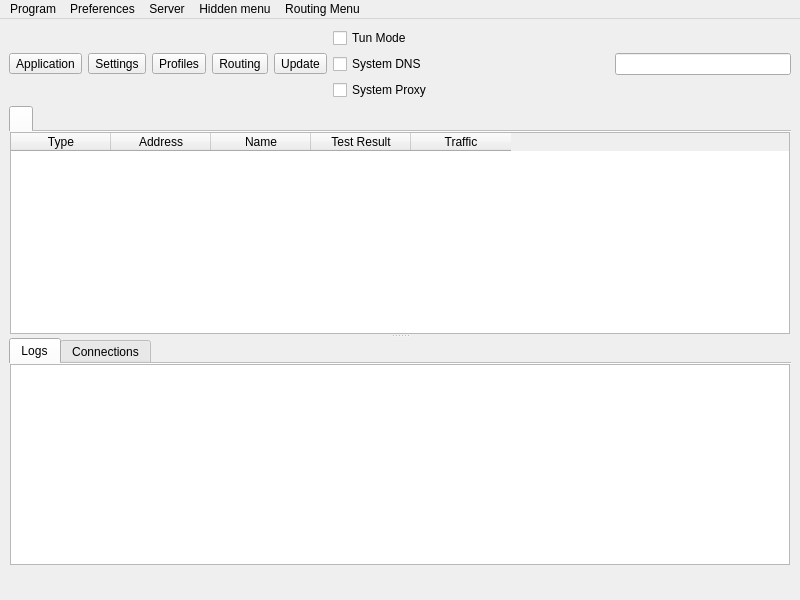
Old version of the form include/ui/mainwindow.ui in the repository shengmo0210/Throne.
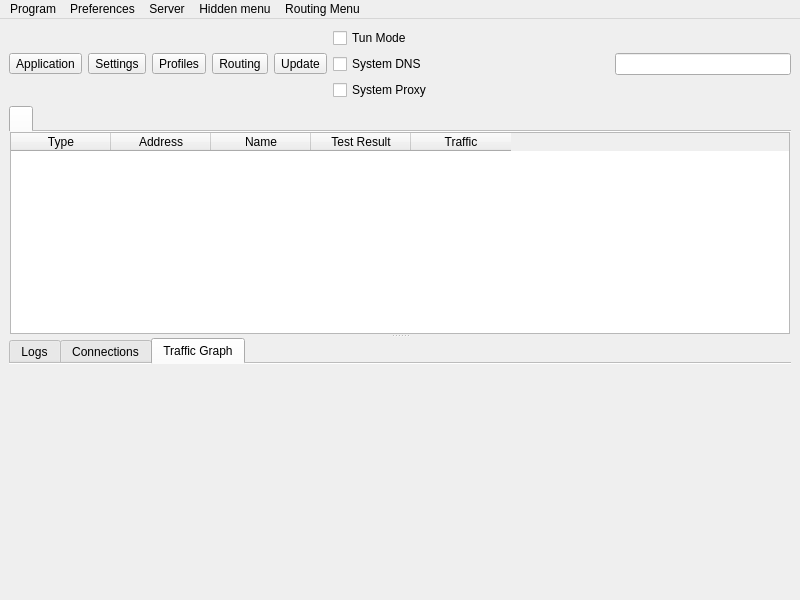
New version of the form. The open tabs and pages were chosen to show the change. Icons and pictures are not drawn. Custom widgets are drawn as their Qt base class.

Commit message: add traffic graph

Diff of the .ui file:
```diff
--- a/include/ui/mainwindow.ui
+++ b/include/ui/mainwindow.ui
@@ -447,6 +447,31 @@
                </item>
               </layout>
              </widget>
+             <widget class="QWidget" name="graph_tab">
+              <attribute name="title">
+               <string>Traffic Graph</string>
+              </attribute>
+              <layout class="QHBoxLayout" name="horizontalLayout_6" stretch="">
+               <property name="spacing">
+                <number>0</number>
+               </property>
+               <property name="sizeConstraint">
+                <enum>QLayout::SizeConstraint::SetDefaultConstraint</enum>
+               </property>
+               <property name="leftMargin">
+                <number>1</number>
+               </property>
+               <property name="topMargin">
+                <number>0</number>
+               </property>
+               <property name="rightMargin">
+                <number>1</number>
+               </property>
+               <property name="bottomMargin">
+                <number>0</number>
+               </property>
+              </layout>
+             </widget>
             </widget>
            </item>
           </layout>
```
Left out of the diff: 2 changed lines with no effect on the pictures. The commit also changes 12 other files.
